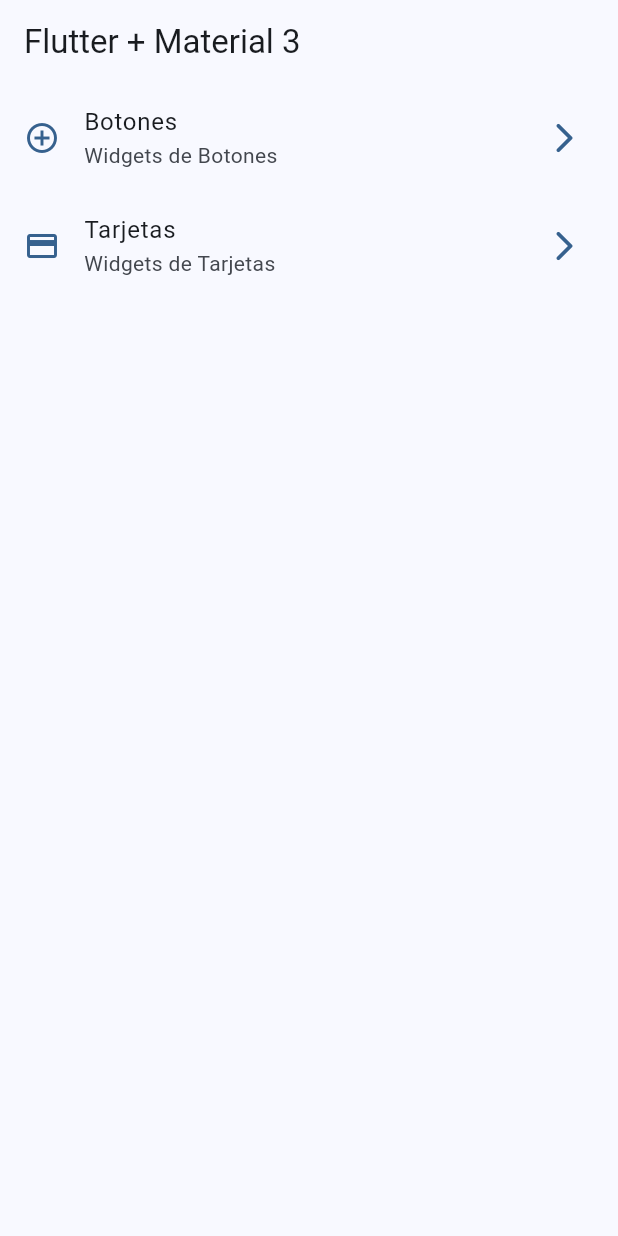
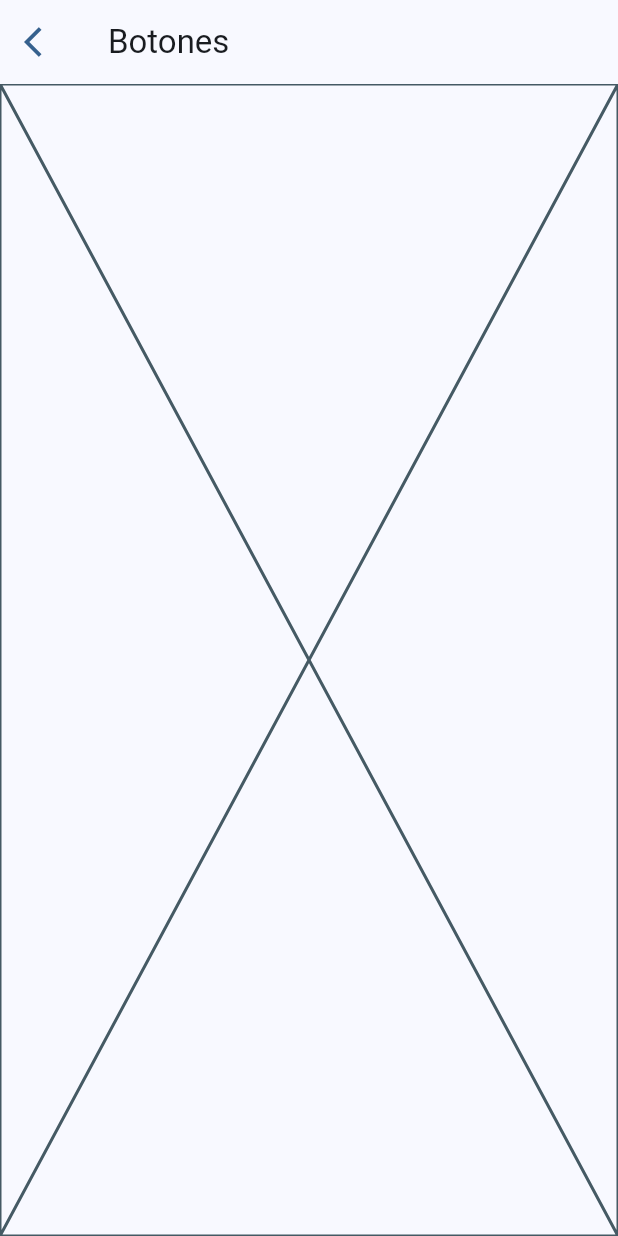
Before and after one commit to U2D-8Bits/WidgetsApp_Flutter, a Flutter app: the screen it shows after launch, after a tap on "Botones", on a phone screen of 412 x 824 dp. Run offline on Flutter 3.47's test engine with Material 3 defaults, Android fonts, the phone set to English and light mode, and no system bars; our stand-ins replace go_router.

```diff
--- a/lib/config/menu/menu_items.dart
+++ b/lib/config/menu/menu_items.dart
@@ -22,7 +22,7 @@ const appMenuItem = <MenuItems>{
   MenuItems(
     title: 'Botones',
     subtitle: 'Widgets de Botones',
-    url: '/',
+    url: '/buttons',
     icon: Icons.add_circle_outline_outlined
   ),
 
--- /dev/null
+++ b/lib/config/router/app_router.dart
@@ -0,0 +1,27 @@
+import 'package:flutter/material.dart';
+import 'package:go_router/go_router.dart';
+
+import '../../presentation/screens/screens.dart';
+
+final GoRouter appRouter = GoRouter(
+  routes: <RouteBase>[
+    GoRoute(
+      path: '/',
+      builder: (BuildContext context, GoRouterState state) {
+        return const HomeScreen();
+      },
+    ),
+        GoRoute(
+      path: '/buttons',
+      builder: (BuildContext context, GoRouterState state) {
+        return const ButtonsScreen();
+      },
+    ),
+        GoRoute(
+      path: '/cards',
+      builder: (BuildContext context, GoRouterState state) {
+        return const CardScreen();
+      },
+    ),
+  ],
+);
--- a/lib/main.dart
+++ b/lib/main.dart
@@ -1,6 +1,6 @@
 import 'package:flutter/material.dart';
+import 'package:widgetapp/config/router/app_router.dart';
 import 'package:widgetapp/config/theme/app_theme.dart';
-import 'package:widgetapp/presentation/screens/home/home_screen.dart';
 
 void main() {
   runApp(const MainApp());
@@ -13,10 +13,10 @@ class MainApp extends StatelessWidget {
 
   @override
   Widget build(BuildContext context) {
-    return MaterialApp(
+    return MaterialApp.router(
+      routerConfig: appRouter,
       debugShowCheckedModeBanner: false,
       theme: AppTheme( selectedColor: 0 ).getTheme(),
-      home: const HomeScreen(),
     );
   }
 }
--- /dev/null
+++ b/lib/presentation/screens/buttons/buttons_screen.dart
@@ -0,0 +1,24 @@
+import 'package:flutter/material.dart';
+
+class ButtonsScreen extends StatelessWidget {
+  const ButtonsScreen({super.key});
+
+  @override
+  Widget build(BuildContext context) {
+
+    final colors = Theme.of(context).colorScheme;
+
+    return Scaffold(
+      appBar: AppBar(
+        leading: IconButton(
+          onPressed: (){
+            Navigator.pop(context);
+          },
+          icon: Icon(Icons.arrow_back_ios, color: colors.primary,),
+        ),
+        title: const Text('Botones'),
+      ),
+      body: const Placeholder()
+    );
+  }
+}
--- a/lib/presentation/screens/home/home_screen.dart
+++ b/lib/presentation/screens/home/home_screen.dart
@@ -1,4 +1,5 @@
 import 'package:flutter/material.dart';
+import 'package:go_router/go_router.dart';
 import 'package:widgetapp/config/menu/menu_items.dart';
 
 class HomeScreen extends StatelessWidget {
@@ -56,7 +57,13 @@ class _CustomListTile extends StatelessWidget {
       title: Text(menuItem.title),
       subtitle: Text(menuItem.subtitle),
       onTap: (){
-        // Todo: Navegar a otra pantalla
+        // Navigator.of(context).push(
+        //   MaterialPageRoute(
+        //     builder: ( context ) => const ButtonsScreen()
+        //   )
+        // );
+
+        context.push( menuItem.url );
       },
     );
   }
--- /dev/null
+++ b/lib/presentation/screens/screens.dart
@@ -0,0 +1,3 @@
+export 'package:widgetapp/presentation/screens/buttons/buttons_screen.dart';
+export 'package:widgetapp/presentation/screens/cards/cards_screen.dart';
+export 'package:widgetapp/presentation/screens/home/home_screen.dart';
--- a/pubspec.yaml
+++ b/pubspec.yaml
@@ -9,11 +9,12 @@ environment:
 dependencies:
   flutter:
     sdk: flutter
+  go_router: ^14.2.7
 
 dev_dependencies:
+  flutter_lints: ^4.0.0
   flutter_test:
     sdk: flutter
-  flutter_lints: ^4.0.0
 
 flutter:
   uses-material-design: true
```
Also changed, not shown: lib/presentation/screens/cards/cards_screen.dart (added, +16 -0 lines), pubspec.lock.
